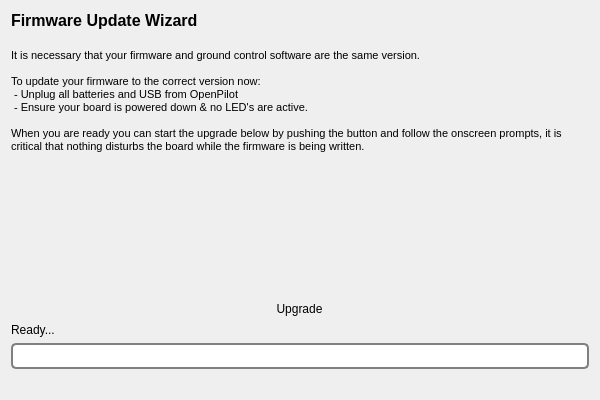
This is ground/openpilotgcs/src/plugins/setupwizard/pages/autoupdatepage.ui in openpilot/OpenPilot as Qt 5 draws it before an edit. The edited form follows.
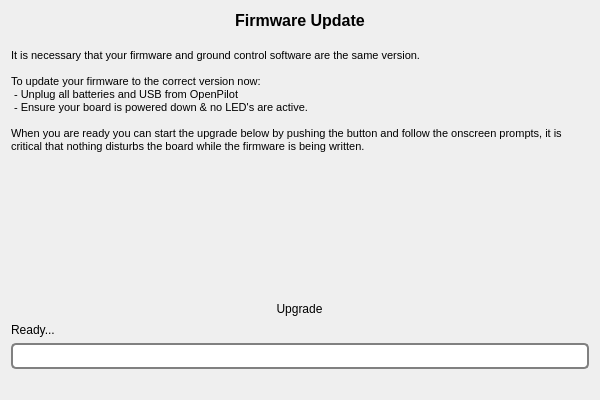
This is the edited form. Icons and pictures are not drawn.

Commit message: Minor formatting, add wizard image

```diff
--- a/ground/openpilotgcs/src/plugins/setupwizard/pages/autoupdatepage.ui
+++ b/ground/openpilotgcs/src/plugins/setupwizard/pages/autoupdatepage.ui
@@ -21,7 +21,7 @@
 &lt;html&gt;&lt;head&gt;&lt;meta name=&quot;qrichtext&quot; content=&quot;1&quot; /&gt;&lt;style type=&quot;text/css&quot;&gt;
 p, li { white-space: pre-wrap; }
 &lt;/style&gt;&lt;/head&gt;&lt;body style=&quot; font-family:'MS Shell Dlg 2'; font-size:8pt; font-weight:400; font-style:normal;&quot;&gt;
-&lt;p style=&quot; margin-top:0px; margin-bottom:0px; margin-left:0px; margin-right:0px; -qt-block-indent:0; text-indent:0px;&quot;&gt;&lt;span style=&quot; font-size:12pt; font-weight:600;&quot;&gt;Firmware Update Wizard&lt;/span&gt;&lt;/p&gt;
+&lt;p align=&quot;center&quot; style=&quot; margin-top:0px; margin-bottom:0px; margin-left:0px; margin-right:0px; -qt-block-indent:0; text-indent:0px;&quot;&gt;&lt;span style=&quot; font-size:12pt; font-weight:600;&quot;&gt;Firmware Update&lt;/span&gt;&lt;/p&gt;
 &lt;p style=&quot;-qt-paragraph-type:empty; margin-top:0px; margin-bottom:0px; margin-left:0px; margin-right:0px; -qt-block-indent:0; text-indent:0px; font-size:12pt; font-weight:600;&quot;&gt;&lt;br /&gt;&lt;/p&gt;
 &lt;p style=&quot; margin-top:0px; margin-bottom:0px; margin-left:0px; margin-right:0px; -qt-block-indent:0; text-indent:0px;&quot;&gt;It is necessary that your firmware and ground control software are the same version.&lt;/p&gt;
 &lt;p style=&quot;-qt-paragraph-type:empty; margin-top:0px; margin-bottom:0px; margin-left:0px; margin-right:0px; -qt-block-indent:0; text-indent:0px;&quot;&gt;&lt;br /&gt;&lt;/p&gt;
```
The commit also changes 3 other files.
